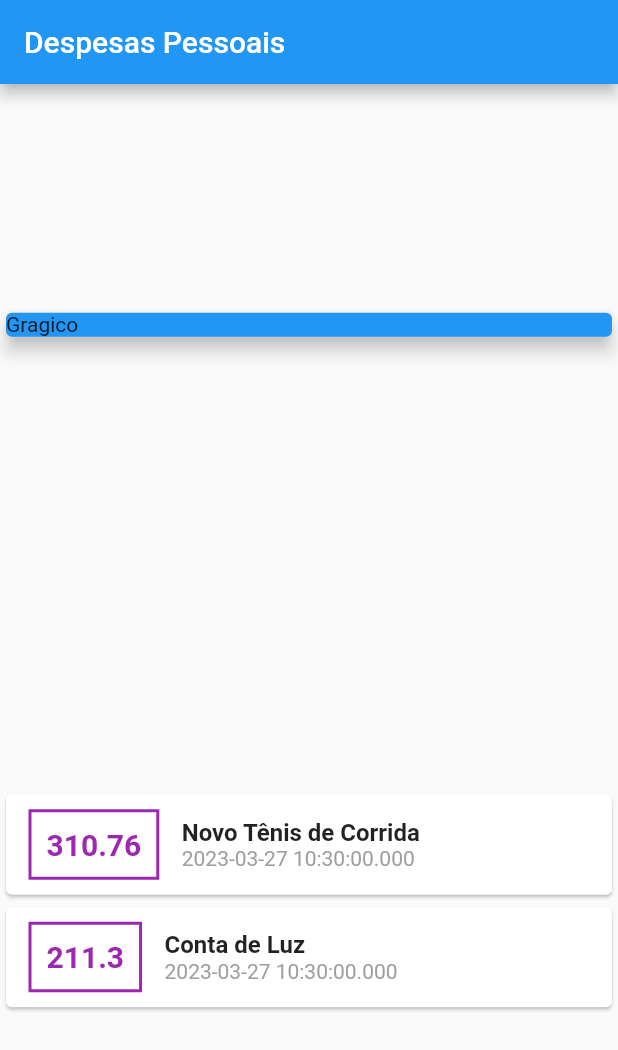
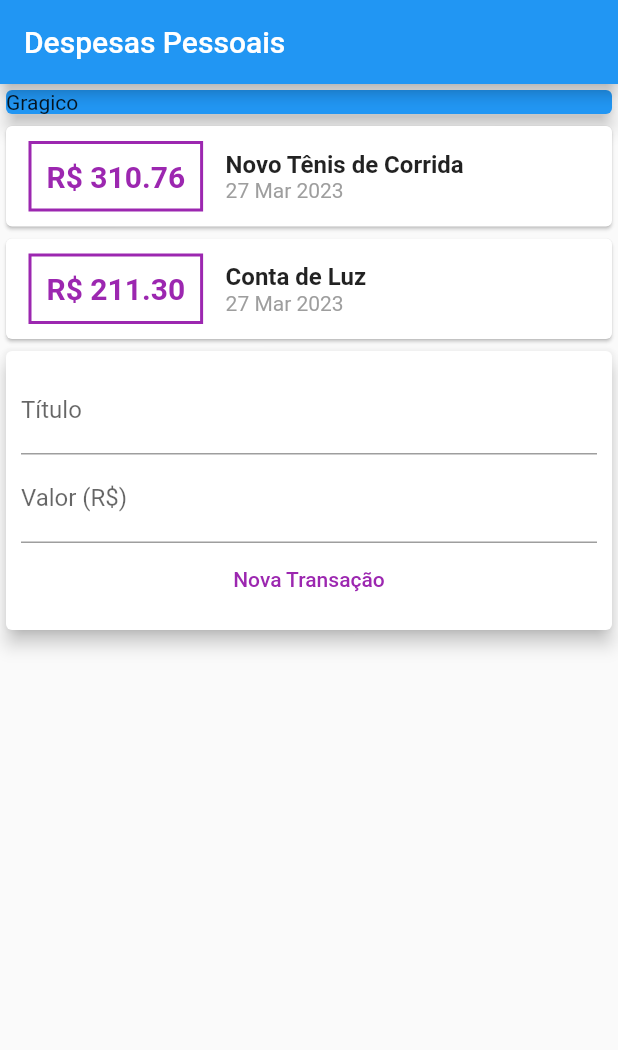
Before and after one commit to AlanAmanco/ExpensesApp, a Flutter app: the screen it shows after launch, on a phone screen of 412 x 824 dp. Shown: the top 1050 px of the screen. Run offline on Flutter 3.47's test engine with Material 2 defaults, Android fonts, the phone set to English and light mode, and no system bars.

Commit message:
criação de componentes

```diff
--- /dev/null
+++ b/lib/components/transaction_form.dart
@@ -0,0 +1,43 @@
+import 'package:flutter/material.dart';
+
+class TransactionForm extends StatelessWidget {
+  final titleController = TextEditingController();
+  final valueController = TextEditingController();
+  @override
+  Widget build(BuildContext context) {
+    return Card(
+      elevation: 5,
+      child: Padding(
+        padding: const EdgeInsets.all(10),
+        child: Column(
+          children: [
+            TextField(
+              controller: titleController,
+              decoration: const InputDecoration(
+                labelText: 'Título',
+              ),
+            ),
+            TextField(
+              controller: valueController,
+              decoration: const InputDecoration(
+                labelText: 'Valor (R\$)',
+              ),
+            ),
+            TextButton(
+              child: const Text(
+                'Nova Transação',
+                style: TextStyle(
+                  color: Colors.purple,
+                ),
+              ),
+              onPressed: () {
+                print(titleController.text);
+                print(valueController);
+              },
+            )
+          ],
+        ),
+      ),
+    );
+  }
+}
--- /dev/null
+++ b/lib/components/transaction_list.dart
@@ -0,0 +1,62 @@
+import 'package:flutter/material.dart';
+import '../models/transaction.dart';
+import 'package:intl/intl.dart';
+
+class TransactionList extends StatelessWidget {
+  final List<Transaction> transactions;
+
+  const TransactionList(this.transactions, {Key? key}) : super(key: key);
+
+  @override
+  Widget build(BuildContext context) {
+    return Column(
+      children: transactions.map((tr) {
+        return Card(
+          child: Row(
+            children: [
+              Container(
+                margin: const EdgeInsets.symmetric(
+                  horizontal: 15,
+                  vertical: 10,
+                ),
+                decoration: BoxDecoration(
+                  border: Border.all(
+                    color: Colors.purple,
+                    width: 2,
+                  ),
+                ),
+                padding: const EdgeInsets.all(10),
+                child: Text(
+                  'R\$ ${tr.value.toStringAsFixed(2)}',
+                  style: const TextStyle(
+                    fontWeight: FontWeight.bold,
+                    fontSize: 20,
+                    color: Colors.purple,
+                  ),
+                ),
+              ),
+              Column(
+                crossAxisAlignment: CrossAxisAlignment.start,
+                children: [
+                  Text(
+                    tr.title,
+                    style: const TextStyle(
+                      fontSize: 16,
+                      fontWeight: FontWeight.bold,
+                    ),
+                  ),
+                  Text(
+                    DateFormat('d MMM y').format(tr.date),
+                    style: const TextStyle(
+                      color: Colors.grey,
+                    ),
+                  ),
+                ],
+              ),
+            ],
+          ),
+        );
+      }).toList(),
+    );
+  }
+}
--- /dev/null
+++ b/lib/components/transaction_user.dart
@@ -0,0 +1,38 @@
+import 'package:flutter/material.dart';
+import '../models/transaction.dart';
+import 'transaction_list.dart';
+import 'transaction_form.dart';
+
+class TransactionUser extends StatefulWidget {
+  TransactionUser({super.key});
+
+  @override
+  State<TransactionUser> createState() => _TransactionUserState();
+}
+
+class _TransactionUserState extends State<TransactionUser> {
+  final _transactions = [
+    Transaction(
+      id: 't1',
+      title: 'Novo Tênis de Corrida',
+      value: 310.76,
+      date: DateTime.now(),
+    ),
+    Transaction(
+      id: 't2',
+      title: 'Conta de Luz',
+      value: 211.30,
+      date: DateTime.now(),
+    ),
+  ];
+
+  @override
+  Widget build(BuildContext context) {
+    return Column(
+      children: [
+        TransactionList(_transactions),
+        TransactionForm(),
+      ],
+    );
+  }
+}
--- a/lib/main.dart
+++ b/lib/main.dart
@@ -1,4 +1,4 @@
-import 'package:expenses/models/transaction.dart';
+import 'package:expenses/components/transaction_user.dart';
 import 'package:flutter/material.dart';
 
 void main(List<String> args) {
@@ -10,28 +10,12 @@ class ExpensesApp extends StatelessWidget {
 
   @override
   Widget build(BuildContext context) {
-    return MaterialApp(home: MyHomePage());
+    return const MaterialApp(home: MyHomePage());
   }
 }
 
 class MyHomePage extends StatelessWidget {
-  // ignore: unused_field
-  final _transactions = [
-    Transaction(
-      id: 't1',
-      title: 'Novo Tênis de Corrida',
-      value: 310.76,
-      date: DateTime.now(),
-    ),
-    Transaction(
-      id: 't2',
-      title: 'Conta de Luz',
-      value: 211.30,
-      date: DateTime.now(),
-    ),
-  ];
-
-  MyHomePage({super.key});
+  const MyHomePage({super.key});
 
   @override
   Widget build(BuildContext context) {
@@ -40,7 +24,6 @@ class MyHomePage extends StatelessWidget {
           title: const Text('Despesas Pessoais'),
         ),
         body: Column(
-          mainAxisAlignment: MainAxisAlignment.spaceAround,
           crossAxisAlignment: CrossAxisAlignment.stretch,
           children: <Widget>[
             // ignore: sized_box_for_whitespace, avoid_unnecessary_containers
@@ -51,52 +34,7 @@ class MyHomePage extends StatelessWidget {
                 child: Text('Gragico'),
               ),
             ),
-            Column(
-              children: _transactions.map((tr) {
-                return Card(
-                  child: Row(
-                    children: [
-                      Container(
-                        margin: const EdgeInsets.symmetric(
-                            horizontal: 15, vertical: 10),
-                        decoration: BoxDecoration(
-                          border: Border.all(
-                            color: Colors.purple,
-                            width: 2,
-                          ),
-                        ),
-                        padding: const EdgeInsets.all(10),
-                        child: Text(
-                          tr.value.toString(),
-                          style: const TextStyle(
-                              fontWeight: FontWeight.bold,
-                              fontSize: 20,
-                              color: Colors.purple),
-                        ),
-                      ),
-                      Column(
-                        crossAxisAlignment: CrossAxisAlignment.start,
-                        children: [
-                          Text(
-                            tr.title,
-                            style: const TextStyle(
-                              fontSize: 16,
-                              fontWeight: FontWeight.bold,
-                            ),
-                          ),
-                          Text(
-                            tr.date.toString(),
-                            style: const TextStyle(
-                              color: Colors.grey,
-                            ),
-                          ),
-                        ],
-                      )
-                    ],
-                  ),
-                );
-              }).toList(),
-            )
+            TransactionUser()
           ],
         ));
   }
--- a/pubspec.yaml
+++ b/pubspec.yaml
@@ -30,7 +30,7 @@ environment:
 dependencies:
   flutter:
     sdk: flutter
-
+  intl: ^0.17.0
 
   # The following adds the Cupertino Icons font to your application.
   # Use with the CupertinoIcons class for iOS style icons.
```
Also changed, not shown: pubspec.lock.
